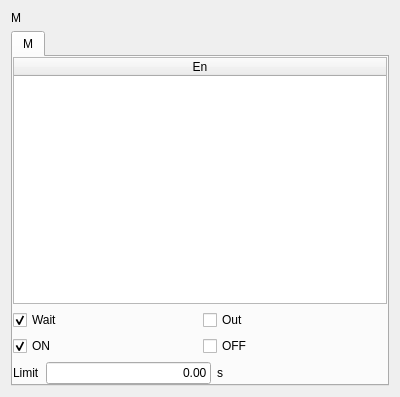
This is hcinstruction/icwaitmeditor.ui in GaussCheng/2-5AxisPunch as Qt 5 draws it before an edit. The edited form follows.
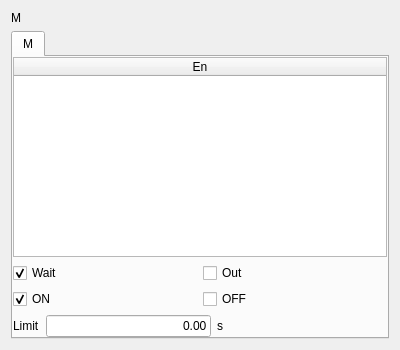
This is the edited form. Icons and pictures are not drawn. Custom widgets are drawn as their Qt base class.

Patch:
```diff
--- a/hcinstruction/icwaitmeditor.ui
+++ b/hcinstruction/icwaitmeditor.ui
@@ -7,7 +7,7 @@
     <x>0</x>
     <y>0</y>
     <width>400</width>
-    <height>397</height>
+    <height>350</height>
    </rect>
   </property>
   <property name="windowTitle">
```
Left out of the diff: 21 changed lines with no effect on the pictures.
